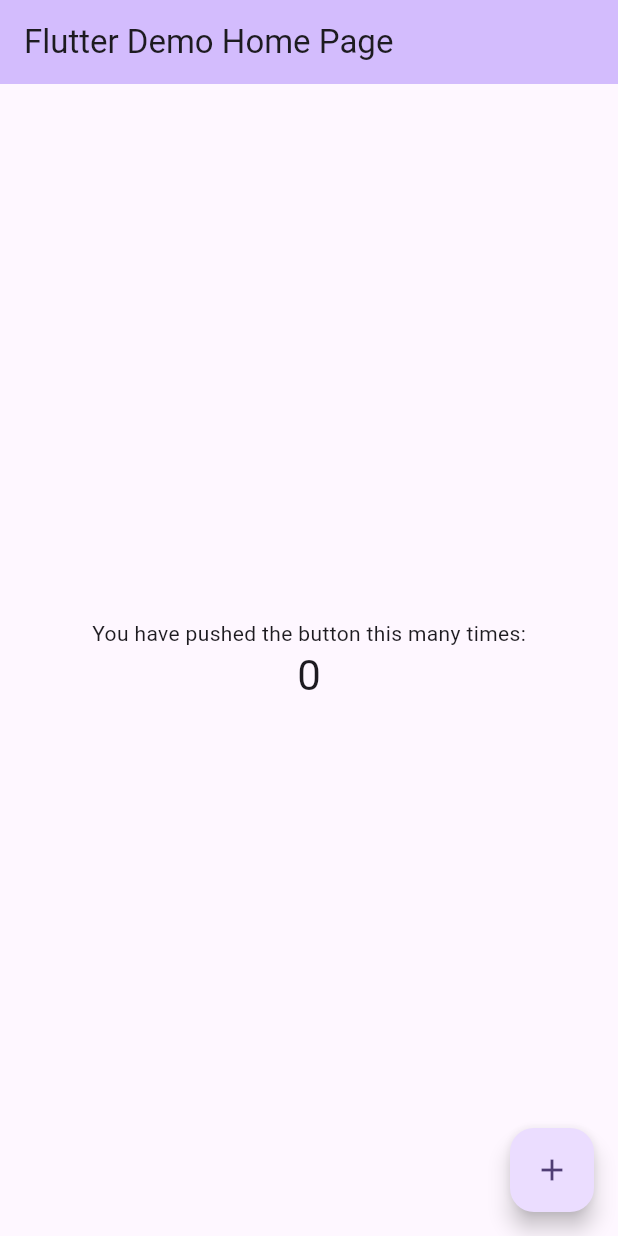
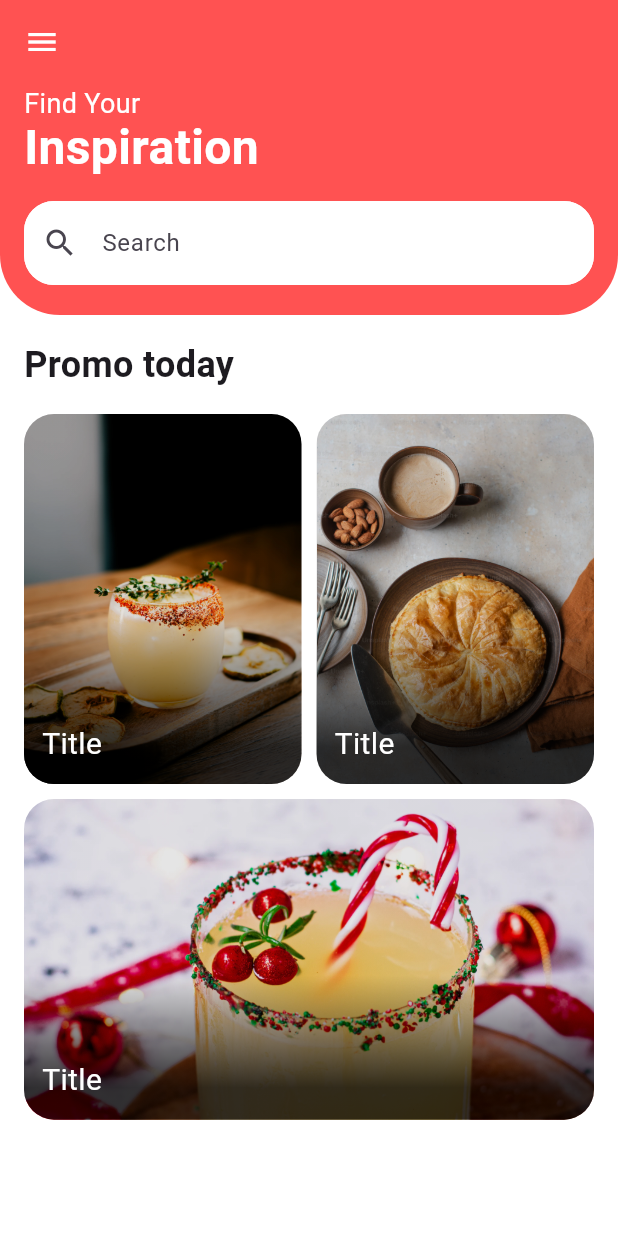
Before and after one commit to BaoLam2610/Flutter-UITutorial, a Flutter app: the screen it shows after launch, on a phone screen of 412 x 824 dp. Run offline on Flutter 3.47's test engine with Material 2 defaults, Android fonts, the phone set to English and light mode, and no system bars.

Commit message:
add screen day 1

```diff
--- a/lib/main.dart
+++ b/lib/main.dart
@@ -1,4 +1,5 @@
 import 'package:flutter/material.dart';
+import 'package:ui_tutorial/pages/screen_1/home_1.dart';
 
 void main() {
   runApp(const MyApp());
@@ -7,119 +8,14 @@ void main() {
 class MyApp extends StatelessWidget {
   const MyApp({super.key});
 
-  // This widget is the root of your application.
   @override
   Widget build(BuildContext context) {
     return MaterialApp(
-      title: 'Flutter Demo',
       theme: ThemeData(
-        // This is the theme of your application.
-        //
-        // TRY THIS: Try running your application with "flutter run". You'll see
-        // the application has a blue toolbar. Then, without quitting the app,
-        // try changing the seedColor in the colorScheme below to Colors.green
-        // and then invoke "hot reload" (save your changes or press the "hot
-        // reload" button in a Flutter-supported IDE, or press "r" if you used
-        // the command line to start the app).
-        //
-        // Notice that the counter didn't reset back to zero; the application
-        // state is not lost during the reload. To reset the state, use hot
-        // restart instead.
-        //
-        // This works for code too, not just values: Most code changes can be
-        // tested with just a hot reload.
-        colorScheme: ColorScheme.fromSeed(seedColor: Colors.deepPurple),
         useMaterial3: true,
       ),
-      home: const MyHomePage(title: 'Flutter Demo Home Page'),
+      debugShowCheckedModeBanner: false,
+      home: const Home1Screen(),
     );
   }
 }
-
-class MyHomePage extends StatefulWidget {
-  const MyHomePage({super.key, required this.title});
-
-  // This widget is the home page of your application. It is stateful, meaning
-  // that it has a State object (defined below) that contains fields that affect
-  // how it looks.
-
-  // This class is the configuration for the state. It holds the values (in this
-  // case the title) provided by the parent (in this case the App widget) and
-  // used by the build method of the State. Fields in a Widget subclass are
-  // always marked "final".
-
-  final String title;
-
-  @override
-  State<MyHomePage> createState() => _MyHomePageState();
-}
-
-class _MyHomePageState extends State<MyHomePage> {
-  int _counter = 0;
-
-  void _incrementCounter() {
-    setState(() {
-      // This call to setState tells the Flutter framework that something has
-      // changed in this State, which causes it to rerun the build method below
-      // so that the display can reflect the updated values. If we changed
-      // _counter without calling setState(), then the build method would not be
-      // called again, and so nothing would appear to happen.
-      _counter++;
-    });
-  }
-
-  @override
-  Widget build(BuildContext context) {
-    // This method is rerun every time setState is called, for instance as done
-    // by the _incrementCounter method above.
-    //
-    // The Flutter framework has been optimized to make rerunning build methods
-    // fast, so that you can just rebuild anything that needs updating rather
-    // than having to individually change instances of widgets.
-    return Scaffold(
-      appBar: AppBar(
-        // TRY THIS: Try changing the color here to a specific color (to
-        // Colors.amber, perhaps?) and trigger a hot reload to see the AppBar
-        // change color while the other colors stay the same.
-        backgroundColor: Theme.of(context).colorScheme.inversePrimary,
-        // Here we take the value from the MyHomePage object that was created by
-        // the App.build method, and use it to set our appbar title.
-        title: Text(widget.title),
-      ),
-      body: Center(
-        // Center is a layout widget. It takes a single child and positions it
-        // in the middle of the parent.
-        child: Column(
-          // Column is also a layout widget. It takes a list of children and
-          // arranges them vertically. By default, it sizes itself to fit its
-          // children horizontally, and tries to be as tall as its parent.
-          //
-          // Column has various properties to control how it sizes itself and
-          // how it positions its children. Here we use mainAxisAlignment to
-          // center the children vertically; the main axis here is the vertical
-          // axis because Columns are vertical (the cross axis would be
-          // horizontal).
-          //
-          // TRY THIS: Invoke "debug painting" (choose the "Toggle Debug Paint"
-          // action in the IDE, or press "p" in the console), to see the
-          // wireframe for each widget.
-          mainAxisAlignment: MainAxisAlignment.center,
-          children: <Widget>[
-            const Text(
-              'You have pushed the button this many times:',
-            ),
-            Text(
-              '$_counter',
-              style: Theme.of(context).textTheme.headlineMedium,
-            ),
-          ],
-        ),
-      ),
-      floatingActionButton: FloatingActionButton(
-        onPressed: _incrementCounter,
-        tooltip: 'Increment',
-        child: const Icon(Icons.add),
-      ), // This trailing comma makes auto-formatting nicer for build methods.
-    );
-  }
-}
--- /dev/null
+++ b/lib/pages/screen_1/home_1.dart
@@ -0,0 +1,166 @@
+import 'package:flutter/material.dart';
+
+class Home1Screen extends StatelessWidget {
+  const Home1Screen({super.key});
+
+  @override
+  Widget build(BuildContext context) {
+    return Scaffold(
+      appBar: _buildAppBar(),
+      body: _buildBody(context),
+    );
+  }
+
+  _buildAppBar() => AppBar(
+        backgroundColor: Colors.redAccent,
+        leading: IconButton(
+            onPressed: () {},
+            icon: const Icon(
+              Icons.menu,
+              color: Colors.white,
+            )),
+      );
+
+  _buildBody(BuildContext context) => Container(
+        color: Colors.white,
+        child: Column(
+          children: [
+            _buildSearchSection(),
+            _buildImageSection(context),
+          ],
+        ),
+      );
+
+  _buildSearchSection() {
+    final searchTextBorder = OutlineInputBorder(
+        borderSide: const BorderSide(
+          color: Colors.white,
+        ),
+        borderRadius: BorderRadius.circular(20));
+    return Container(
+      width: double.infinity,
+      decoration: const BoxDecoration(
+        color: Colors.redAccent,
+        borderRadius: BorderRadius.vertical(bottom: Radius.circular(40)),
+      ),
+      child: Padding(
+        padding: const EdgeInsets.symmetric(horizontal: 16),
+        child: Column(
+          crossAxisAlignment: CrossAxisAlignment.start,
+          children: [
+            const Text.rich(
+              TextSpan(
+                style: TextStyle(color: Colors.white),
+                children: [
+                  TextSpan(text: 'Find Your', style: TextStyle(fontSize: 18)),
+                  TextSpan(
+                    text: '\nInspiration',
+                    style: TextStyle(
+                      height: 1,
+                      fontSize: 32,
+                      fontWeight: FontWeight.bold,
+                    ),
+                  ),
+                ],
+              ),
+            ),
+            const SizedBox(height: 20),
+            TextField(
+              decoration: InputDecoration(
+                filled: true,
+                fillColor: Colors.white,
+                hintText: 'Search',
+                prefixIcon: const Icon(Icons.search),
+                enabledBorder: searchTextBorder,
+                focusedBorder: searchTextBorder,
+              ),
+            ),
+            const SizedBox(height: 20),
+          ],
+        ),
+      ),
+    );
+  }
+
+  _buildImageSection(BuildContext context) {
+    return Padding(
+      padding: const EdgeInsets.all(16.0),
+      child: Column(
+        children: [
+          const Align(
+            alignment: Alignment.centerLeft,
+            child: Text(
+              'Promo today',
+              style: TextStyle(
+                fontSize: 24,
+                fontWeight: FontWeight.bold,
+              ),
+            ),
+          ),
+          const SizedBox(height: 16),
+          Row(
+            children: [
+              Expanded(
+                child: _buildLayoutImageRow('assets/images/image_1.jpg'),
+              ),
+              const SizedBox(width: 10),
+              Expanded(
+                child: _buildLayoutImageRow('assets/images/image_2.jpg'),
+              ),
+            ],
+          ),
+          const SizedBox(height: 10),
+          _buildLayoutSingleImage('assets/images/image_3.jpg'),
+        ],
+      ),
+    );
+  }
+
+  _buildLayoutImageRow(
+    String image,
+  ) =>
+      _buildLayoutImage(image: image, ratio: 3 / 4);
+
+  _buildLayoutSingleImage(String image) =>
+      _buildLayoutImage(image: image, ratio: 16 / 9);
+
+  _buildLayoutImage({
+    required String image,
+    required double ratio,
+  }) =>
+      AspectRatio(
+        aspectRatio: ratio,
+        child: Container(
+          decoration: BoxDecoration(
+            borderRadius: BorderRadius.circular(20),
+            image: DecorationImage(
+              image: AssetImage(image),
+              fit: BoxFit.cover,
+            ),
+          ),
+          child: Container(
+            decoration: BoxDecoration(
+              borderRadius: BorderRadius.circular(20),
+              gradient: LinearGradient(
+                begin: Alignment.bottomRight,
+                stops: const [0.2, 0.9],
+                colors: [
+                  Colors.black.withOpacity(.8),
+                  Colors.black.withOpacity(.1),
+                ],
+              ),
+            ),
+            child: const Align(
+              alignment: Alignment.bottomLeft,
+              child: Padding(
+                padding: EdgeInsets.all(12.0),
+                child: Text(
+                  'Title',
+                  style: TextStyle(color: Colors.white, fontSize: 20),
+                ),
+              ),
+            ),
+          ),
+        ),
+      );
+}
--- a/pubspec.yaml
+++ b/pubspec.yaml
@@ -59,9 +59,8 @@ flutter:
   uses-material-design: true
 
   # To add assets to your application, add an assets section, like this:
-  # assets:
-  #   - images/a_dot_burr.jpeg
-  #   - images/a_dot_ham.jpeg
+  assets:
+    - assets/images/
 
   # An image asset can refer to one or more resolution-specific "variants", see
   # https://flutter.dev/assets-and-images/#resolution-aware
```
Also changed, not shown: assets/images/image_1.jpg (added), assets/images/image_2.jpg (added), assets/images/image_3.jpg (added).
